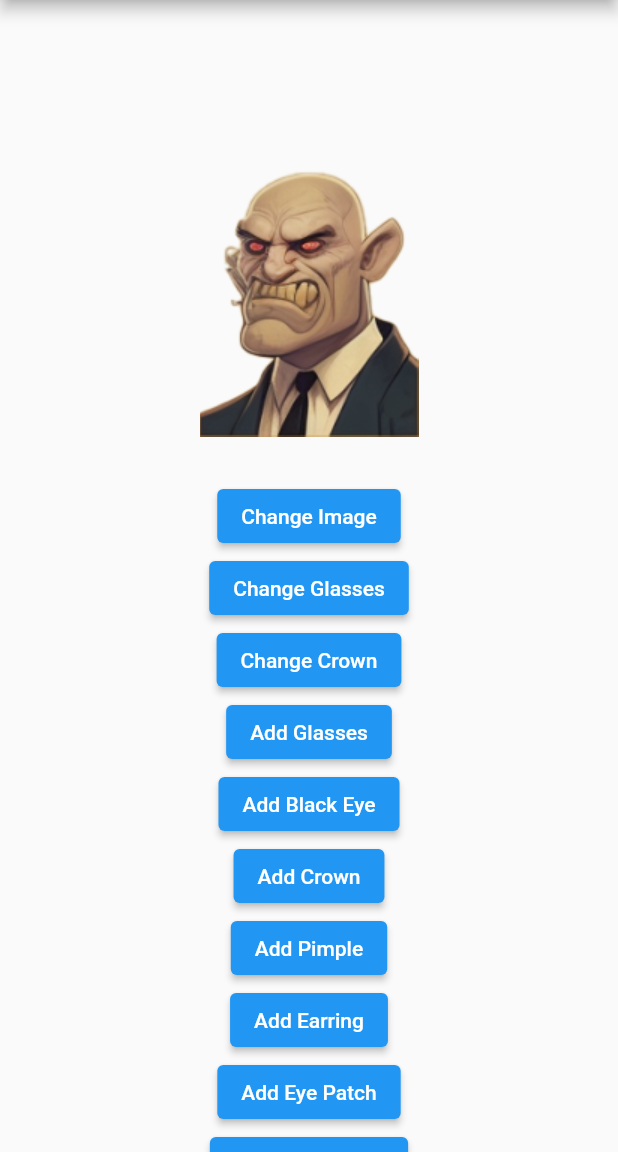
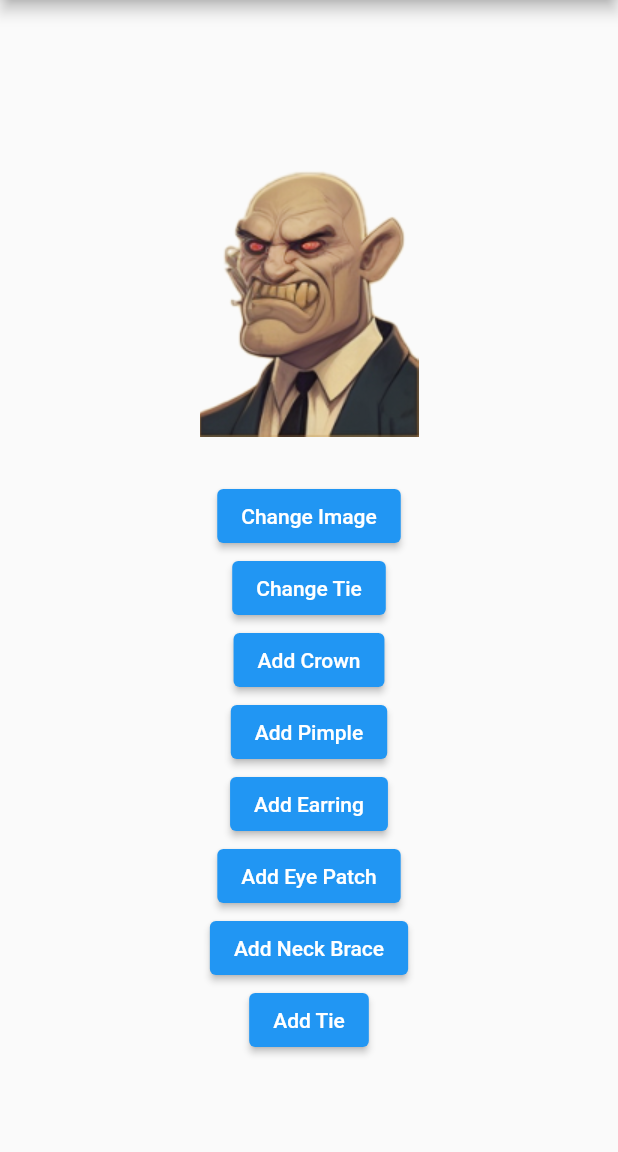
Before and after one commit to IvettB/Avatars, a Flutter app: the screen it shows after launch, on a phone screen of 412 x 824 dp, the part 84-1236 px from its top. Run offline on Flutter 3.47's test engine with Material 2 defaults, Android fonts, the light colour scheme and no system bars.

Commit message:
added a tie.

```diff
--- a/lib/main.dart
+++ b/lib/main.dart
@@ -18,6 +18,7 @@ class _MyAppState extends State<MyApp> {
   int imageIndex6 = 0;
   int imageIndex7 = 0;
   int imageIndex8 = 0;
+  int imageIndex9 = 0;
   bool areGlassesVisible = false;
   bool isCrownVisible = false;
   bool isPimpleVisible = false;
@@ -25,6 +26,7 @@ class _MyAppState extends State<MyApp> {
   bool isEyePatchVisible = false;
   bool isNeckBraceVisible = false;
   bool isBlackEyeVisible = false;
+  bool isTieVisible = false;
   List<String> avatars = [
     'lib/images/people/1.png',
     'lib/images/people/2.png',
@@ -72,12 +74,17 @@ class _MyAppState extends State<MyApp> {
     'lib/images/eye-patches/1.png',
   ];
 
-  List<String> neckbraces = [
-    'lib/images/neckbraces/1.png',
+  List<String> neck = [
+    'lib/images/neck/1.png',
+    'lib/images/neck/2.png',
   ];
 
   List<String> blackeyes = [
     'lib/images/blackeyes/1.png',
+  ];
+
+  List<String> ties = [
+    'lib/images/ties/1.png',
   ];
 
   late List<List<String>> allImages;
@@ -125,13 +132,19 @@ class _MyAppState extends State<MyApp> {
 
   void changeNeckBrace() {
     setState(() {
-      imageIndex7 = (imageIndex7 + 1) % neckbraces.length;
+      imageIndex7 = (imageIndex7 + 1) % neck.length;
     });
   }
 
   void changeBlackEye() {
     setState(() {
       imageIndex8 = (imageIndex8 + 1) % blackeyes.length;
+    });
+  }
+
+  void changeTie() {
+    setState(() {
+      imageIndex9 = (imageIndex9 + 1) % ties.length;
     });
   }
 
@@ -174,6 +187,12 @@ class _MyAppState extends State<MyApp> {
   void toggleBlackEye() {
     setState(() {
       isBlackEyeVisible = !isBlackEyeVisible;
+    });
+  }
+
+  void toggleTie() {
+    setState(() {
+      isTieVisible = !isTieVisible;
     });
   }
 
@@ -266,7 +285,7 @@ class _MyAppState extends State<MyApp> {
                       visible: isNeckBraceVisible,
                       child: Transform.translate(
                         offset: Offset(0.0, 50.0),
-                        child: Image.asset(neckbraces[imageIndex7],
+                        child: Image.asset(neck[imageIndex7],
                             width: 250, height: 250),
                       ),
                     ),
@@ -295,6 +314,18 @@ class _MyAppState extends State<MyApp> {
                       ),
                     ),
                   ),
+                  AnimatedOpacity(
+                    opacity: isTieVisible ? 1.0 : 0.0,
+                    duration: Duration(milliseconds: 500),
+                    child: Visibility(
+                      visible: isTieVisible,
+                      child: Transform.translate(
+                        offset: Offset(-5.0, 110.0),
+                        child: Image.asset(ties[imageIndex9],
+                            width: 100, height: 100),
+                      ),
+                    ),
+                  ),
                 ],
               ),
               SizedBox(height: 20),
@@ -303,18 +334,24 @@ class _MyAppState extends State<MyApp> {
                 child: Text('Change Image'),
               ),
               ElevatedButton(
+                onPressed: changeTie,
+                child: Text('Change Tie'),
+              ),
+              /*ElevatedButton(
                 onPressed: changeGlasses,
                 child: Text('Change Glasses'),
-              ),
-              ElevatedButton(
+              ),*/
+              /*ElevatedButton(
+                  onPressed: changeNeckBrace, child: Text('Change Neck Brace')),*/
+              /*ElevatedButton(
                 onPressed: changeCrowns,
                 child: Text('Change Crown'),
-              ),
+              ),*/
               /*ElevatedButton(
                 onPressed: changePimples,
                 child: Text('Change Pimple'),
               ),*/
-              ElevatedButton(
+              /*ElevatedButton(
                 onPressed: toggleGlasses,
                 child:
                     Text(areGlassesVisible ? 'Remove Glasses' : 'Add Glasses'),
@@ -323,7 +360,7 @@ class _MyAppState extends State<MyApp> {
                 onPressed: toggleBlackEye,
                 child: Text(
                     isBlackEyeVisible ? 'Remove Black Eye' : 'Add Black Eye'),
-              ),
+              ),*/
               ElevatedButton(
                 onPressed: toggleCrowns,
                 child: Text(isCrownVisible ? 'Remove Crown' : 'Add Crown'),
@@ -348,6 +385,10 @@ class _MyAppState extends State<MyApp> {
                     ? 'Remove Neck Brace'
                     : 'Add Neck Brace'),
               ),
+              ElevatedButton(
+                onPressed: toggleTie,
+                child: Text(isTieVisible ? 'Remove Tie' : 'Add Tie'),
+              ),
             ],
           ),
         ),
--- a/pubspec.yaml
+++ b/pubspec.yaml
@@ -68,8 +68,9 @@ flutter:
    - lib/images/people/
    - lib/images/earrings/
    - lib/images/eye-patches/
-   - lib/images/neckbraces/
+   - lib/images/neck/
    - lib/images/blackeyes/
+   - lib/images/ties/
   #   - images/a_dot_ham.jpeg
 
   # An image asset can refer to one or more resolution-specific "variants", see
```
Also changed, not shown: lib/images/neck/1.png (renamed from lib/images/neckbraces/1.png), lib/images/ties/1.png (added).
